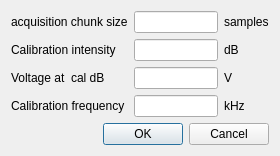
Before: the Qt Designer form display_dlg.ui in portfors-lab/sparkle, drawn with Qt 5.
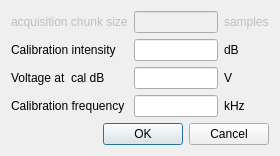
After: the same form once the commit is applied.

Commit message: saves extra parameters in index. Changed scale dialog to radio buttons. Deleted obsolete code

The edit to the form file:
```diff
--- a/display_dlg.ui
+++ b/display_dlg.ui
@@ -28,16 +28,26 @@
      </item>
      <item row="0" column="0">
       <widget class="QLabel" name="label">
+       <property name="enabled">
+        <bool>false</bool>
+       </property>
        <property name="text">
         <string>acquisition chunk size</string>
        </property>
       </widget>
      </item>
      <item row="0" column="1">
-      <widget class="QLineEdit" name="chunksz_lnedt"/>
+      <widget class="QLineEdit" name="chunksz_lnedt">
+       <property name="enabled">
+        <bool>false</bool>
+       </property>
+      </widget>
      </item>
      <item row="0" column="2">
       <widget class="QLabel" name="label_2">
+       <property name="enabled">
+        <bool>false</bool>
+       </property>
        <property name="text">
         <string>samples</string>
        </property>
```
The commit also changes 7 other files.
